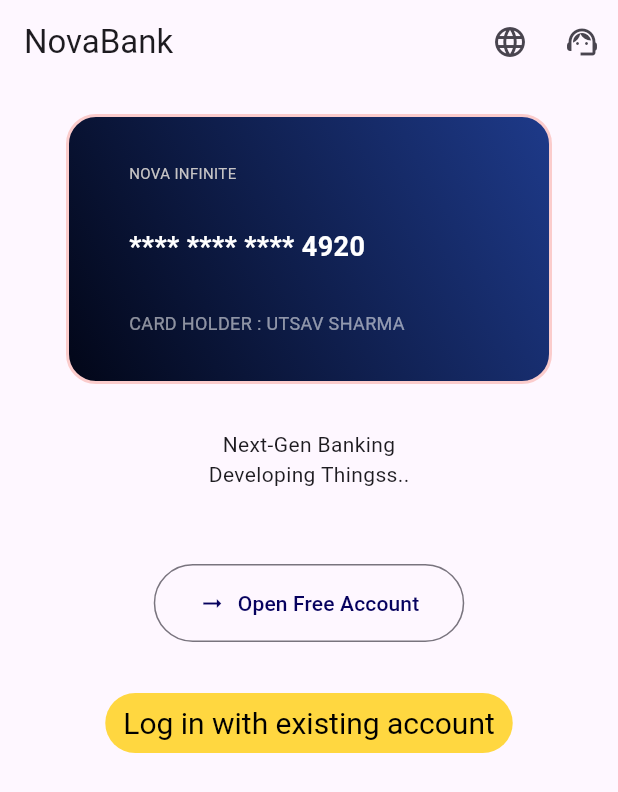
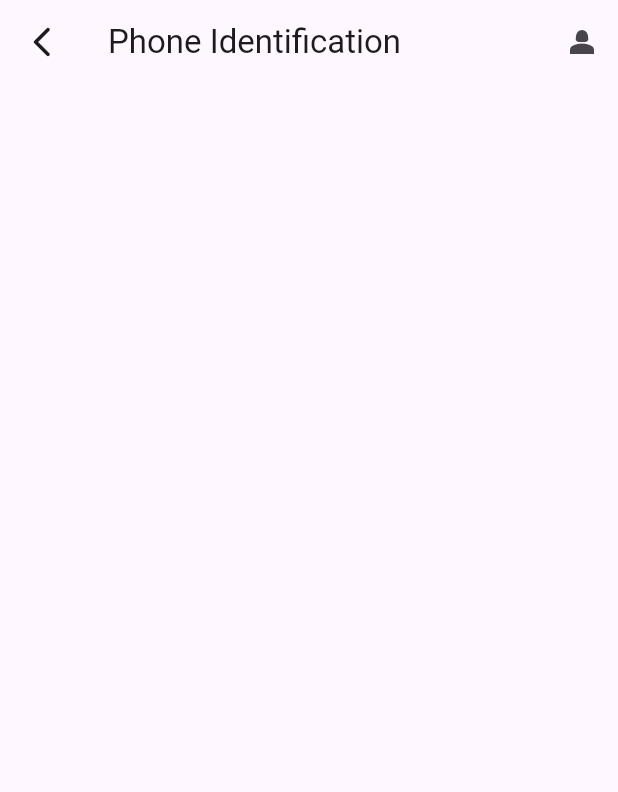
Before and after one commit to UtsavSh-0/Nova_Bank, a Flutter app: the screen it shows after launch, after a tap on "Log in with existing account", on a phone screen of 412 x 824 dp. Shown: the top 792 px of the screen. Run offline on Flutter 3.47's test engine with Material 3 defaults, Android fonts, the light colour scheme and no system bars.

Commit message:
Adding second Page

```diff
--- a/lib/widgets/front_page.dart
+++ b/lib/widgets/front_page.dart
@@ -1,4 +1,5 @@
 import 'package:flutter/material.dart';
+import 'package:nova_bank/widgets/log_in.dart';
 
 class Bank extends StatefulWidget {
   const Bank({super.key});
@@ -115,7 +116,12 @@ class _BankState extends State<Bank> {
                   vertical: 10,
                 ),
                 child: TextButton(
-                  onPressed: () {},
+                  onPressed: () {
+                    Navigator.push(
+                      context,
+                      MaterialPageRoute(builder: (context) => const Login()),
+                    );
+                  },
                   style: TextButton.styleFrom(
                     foregroundColor: Colors.black,
                     backgroundColor: Colors.amberAccent,
--- /dev/null
+++ b/lib/widgets/log_in.dart
@@ -0,0 +1,34 @@
+import 'package:flutter/material.dart';
+
+class Login extends StatefulWidget {
+  const Login({super.key});
+
+  @override
+  State<Login> createState() {
+    return _LoginScreen();
+  }
+}
+
+class _LoginScreen extends State<Login> {
+  @override
+  Widget build(BuildContext context) {
+    return Scaffold(
+      appBar: AppBar(
+        leading:
+          IconButton(
+            onPressed: () {
+
+             Navigator.pop(context);
+            },
+            icon:const Icon(Icons.arrow_back_ios_new_rounded),
+          ),
+
+
+        title: const Text('Phone Identification'),
+        actions: [
+          IconButton(onPressed: () {}, icon: const Icon(Icons.person_2)),
+        ],
+      ),
+    );
+  }
+}
```
